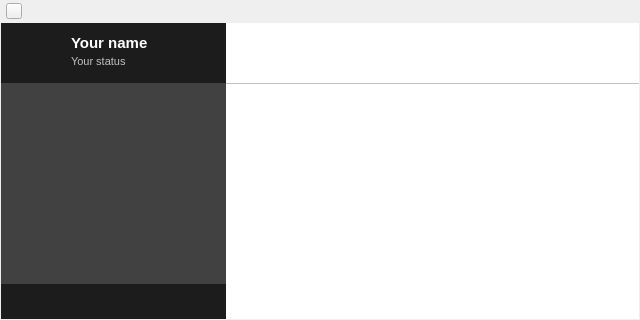
Old version of the form widget.ui in the repository qTox/qTox.
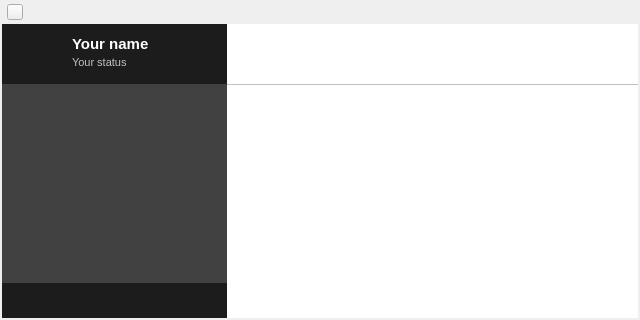
New version of the form. Icons and pictures are not drawn. Custom widgets are drawn as their Qt base class.

Diff of the .ui file:
```diff
--- a/widget.ui
+++ b/widget.ui
@@ -28,16 +28,16 @@
     <number>0</number>
    </property>
    <property name="leftMargin">
-    <number>1</number>
+    <number>2</number>
    </property>
    <property name="topMargin">
-    <number>0</number>
+    <number>1</number>
    </property>
    <property name="rightMargin">
-    <number>1</number>
+    <number>2</number>
    </property>
    <property name="bottomMargin">
-    <number>1</number>
+    <number>2</number>
    </property>
    <item>
     <widget class="QWidget" name="titleBar" native="true">
@@ -1761,7 +1761,7 @@
               <x>0</x>
               <y>0</y>
               <width>225</width>
-              <height>201</height>
+              <height>199</height>
              </rect>
             </property>
            </widget>
```
Left out of the diff: 25 changed lines with no effect on the pictures.
